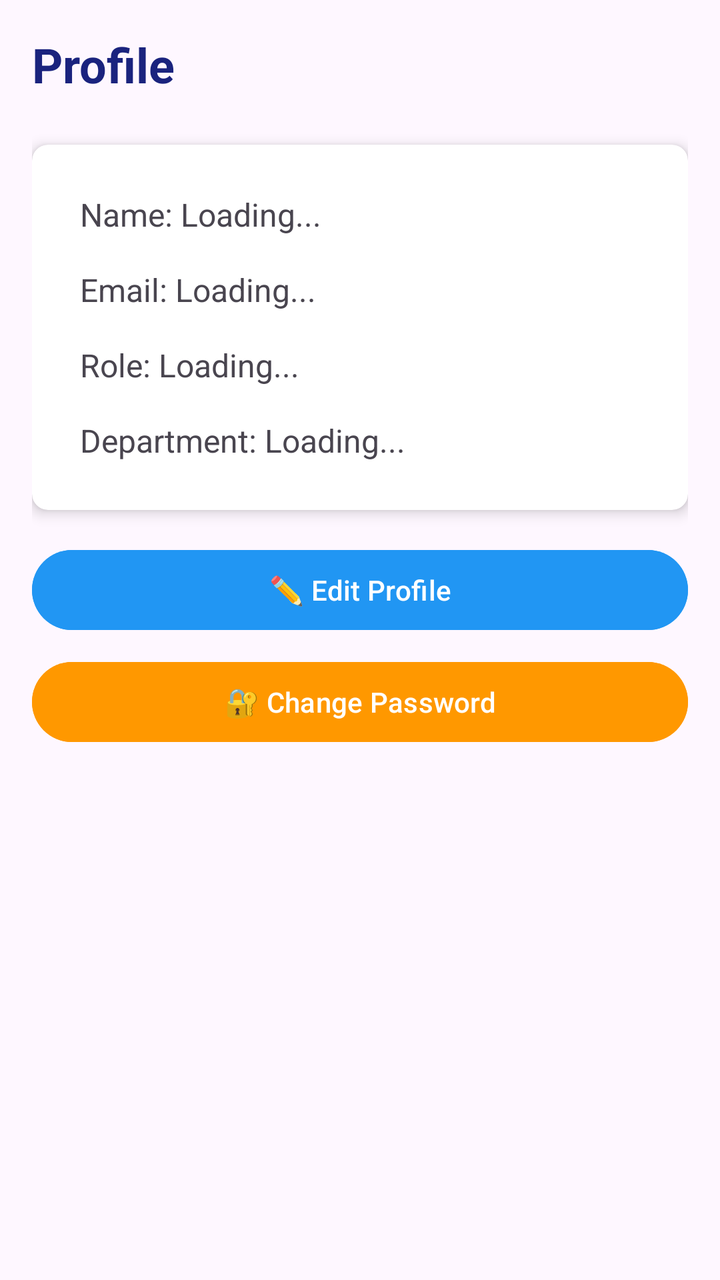
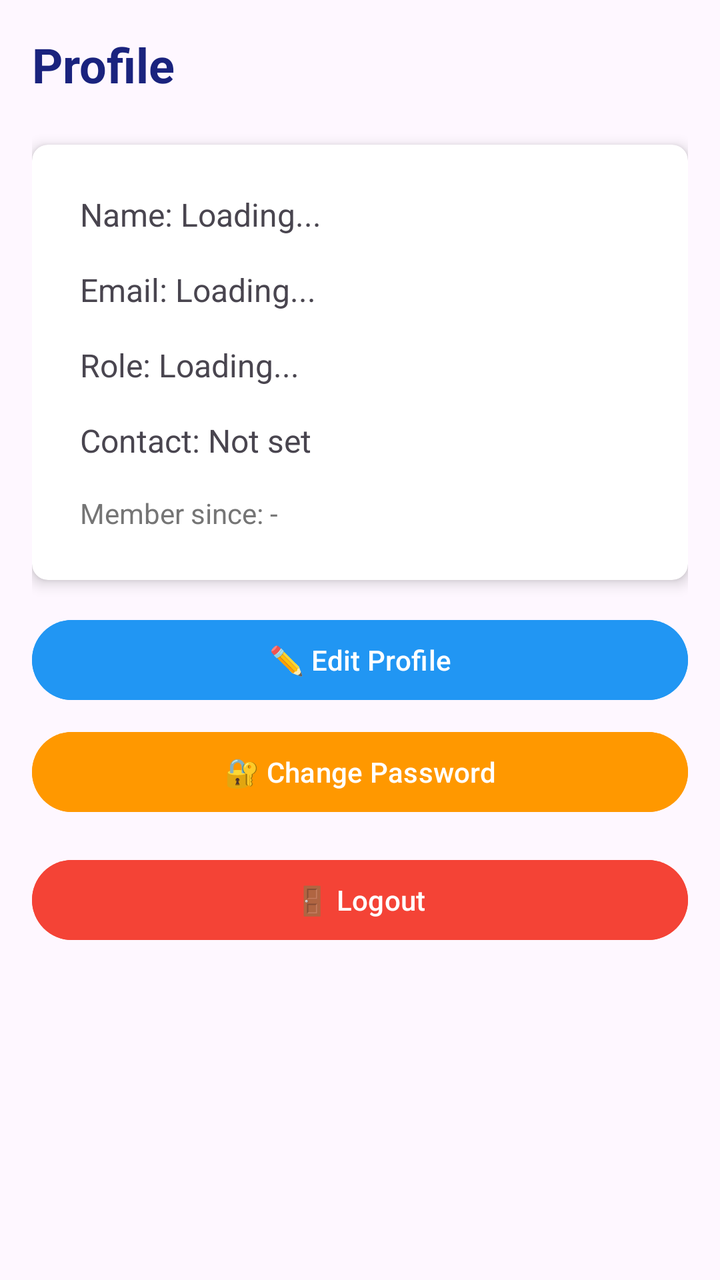

An Android layout rendered at two revisions. The XML below is the earlier revision; the diff shows what the commit changed to produce the second picture.
<!-- AndroidManifest.xml: application theme Theme.AppCompat.Light.DarkActionBar -->
<!-- res/layout/activity_profile.xml -->
<?xml version="1.0" encoding="utf-8"?>
<LinearLayout xmlns:android="http://schemas.android.com/apk/res/android"
    xmlns:app="http://schemas.android.com/apk/res-auto"
    android:layout_width="match_parent"
    android:layout_height="match_parent"
    android:orientation="vertical"
    android:padding="16dp">

    <TextView
        android:layout_width="match_parent"
        android:layout_height="wrap_content"
        android:text="Profile"
        android:textSize="24sp"
        android:textStyle="bold"
        android:textColor="#1A237E"
        android:layout_marginBottom="24dp" />

    <androidx.cardview.widget.CardView
        android:layout_width="match_parent"
        android:layout_height="wrap_content"
        android:layout_marginBottom="16dp"
        app:cardCornerRadius="8dp"
        app:cardElevation="4dp">

        <LinearLayout
            android:layout_width="match_parent"
            android:layout_height="wrap_content"
            android:orientation="vertical"
            android:padding="16dp">

            <TextView
                android:id="@+id/tv_name"
                android:layout_width="match_parent"
                android:layout_height="wrap_content"
                android:text="Name: Loading..."
                android:textSize="16sp"
                android:padding="8dp" />

            <TextView
                android:id="@+id/tv_email"
                android:layout_width="match_parent"
                android:layout_height="wrap_content"
                android:text="Email: Loading..."
                android:textSize="16sp"
                android:padding="8dp" />

            <TextView
                android:id="@+id/tv_role"
                android:layout_width="match_parent"
                android:layout_height="wrap_content"
                android:text="Role: Loading..."
                android:textSize="16sp"
                android:padding="8dp" />

            <TextView
                android:id="@+id/tv_department"
                android:layout_width="match_parent"
                android:layout_height="wrap_content"
                android:text="Department: Loading..."
                android:textSize="16sp"
                android:padding="8dp" />

        </LinearLayout>
    </androidx.cardview.widget.CardView>

    <Button
        android:id="@+id/btn_edit_profile"
        android:layout_width="match_parent"
        android:layout_height="wrap_content"
        android:text="✏️ Edit Profile"
        android:layout_marginBottom="8dp"
        android:backgroundTint="#2196F3" />

    <Button
        android:id="@+id/btn_change_password"
        android:layout_width="match_parent"
        android:layout_height="wrap_content"
        android:text="🔐 Change Password"
        android:backgroundTint="#FF9800" />

</LinearLayout>
<!-- resources referenced by this layout -->
<resources>
  <style name="Theme.AppCompat.Light.DarkActionBar" parent="Base.Theme.AppCompat.Light.DarkActionBar" />
  <style name="Base.Theme.AppCompat.Light.DarkActionBar" parent="Theme.Material3.DayNight.NoActionBar">
          
          
      </style>
</resources>

<!-- the commit's change to res/layout/activity_profile.xml (unified diff, before → after) -->
@@ -1,81 +1,112 @@
 <?xml version="1.0" encoding="utf-8"?>
-<LinearLayout xmlns:android="http://schemas.android.com/apk/res/android"
+<ScrollView xmlns:android="http://schemas.android.com/apk/res/android"
     xmlns:app="http://schemas.android.com/apk/res-auto"
     android:layout_width="match_parent"
-    android:layout_height="match_parent"
-    android:orientation="vertical"
-    android:padding="16dp">
+    android:layout_height="match_parent">
 
-    <TextView
+    <LinearLayout
         android:layout_width="match_parent"
         android:layout_height="wrap_content"
-        android:text="Profile"
-        android:textSize="24sp"
-        android:textStyle="bold"
-        android:textColor="#1A237E"
-        android:layout_marginBottom="24dp" />
+        android:orientation="vertical"
+        android:padding="16dp">
 
-    <androidx.cardview.widget.CardView
-        android:layout_width="match_parent"
-        android:layout_height="wrap_content"
-        android:layout_marginBottom="16dp"
-        app:cardCornerRadius="8dp"
-        app:cardElevation="4dp">
-
-        <LinearLayout
+        <TextView
             android:layout_width="match_parent"
             android:layout_height="wrap_content"
-            android:orientation="vertical"
-            android:padding="16dp">
+            android:text="Profile"
+            android:textSize="24sp"
+            android:textStyle="bold"
+            android:textColor="#1A237E"
+            android:layout_marginBottom="24dp" />
 
-            <TextView
-                android:id="@+id/tv_name"
+        <androidx.cardview.widget.CardView
+            android:layout_width="match_parent"
+            android:layout_height="wrap_content"
+            android:layout_marginBottom="16dp"
+            app:cardCornerRadius="8dp"
+            app:cardElevation="4dp">
+
+            <LinearLayout
                 android:layout_width="match_parent"
                 android:layout_height="wrap_content"
-                android:text="Name: Loading..."
-                android:textSize="16sp"
-                android:padding="8dp" />
+                android:orientation="vertical"
+                android:padding="16dp">
 
-            <TextView
-                android:id="@+id/tv_email"
-                android:layout_width="match_parent"
-                android:layout_height="wrap_content"
-                android:text="Email: Loading..."
-                android:textSize="16sp"
-                android:padding="8dp" />
+                <TextView
+                    android:id="@+id/tv_name"
+                    android:layout_width="match_parent"
+                    android:layout_height="wrap_content"
+                    android:text="Name: Loading..."
+                    android:textSize="16sp"
+                    android:padding="8dp" />
 
-            <TextView
-                android:id="@+id/tv_role"
-                android:layout_width="match_parent"
-                android:layout_height="wrap_content"
-                android:text="Role: Loading..."
-                android:textSize="16sp"
-                android:padding="8dp" />
+                <TextView
+                    android:id="@+id/tv_email"
+                    android:layout_width="match_parent"
+                    android:layout_height="wrap_content"
+                    android:text="Email: Loading..."
+                    android:textSize="16sp"
+                    android:padding="8dp" />
 
-            <TextView
-                android:id="@+id/tv_department"
-                android:layout_width="match_parent"
-                android:layout_height="wrap_content"
-                android:text="Department: Loading..."
-                android:textSize="16sp"
-                android:padding="8dp" />
+                <TextView
+                    android:id="@+id/tv_role"
+                    android:layout_width="match_parent"
+                    android:layout_height="wrap_content"
+                    android:text="Role: Loading..."
+                    android:textSize="16sp"
+                    android:padding="8dp" />
 
-        </LinearLayout>
-    </androidx.cardview.widget.CardView>
+                <TextView
+                    android:id="@+id/tv_department"
+                    android:layout_width="match_parent"
+                    android:layout_height="wrap_content"
+                    android:text="Department: Loading..."
+                    android:textSize="16sp"
+                    android:padding="8dp"
+                    android:visibility="gone" />
 
-    <Button
-        android:id="@+id/btn_edit_profile"
-        android:layout_width="match_parent"
-        android:layout_height="wrap_content"
-        android:text="✏️ Edit Profile"
-        android:layout_marginBottom="8dp"
-        android:backgroundTint="#2196F3" />
+                <TextView
+                    android:id="@+id/tv_contact_info"
+                    android:layout_width="match_parent"
+                    android:layout_height="wrap_content"
+                    android:text="Contact: Not set"
+                    android:textSize="16sp"
+                    android:padding="8dp" />
 
-    <Button
-        android:id="@+id/btn_change_password"
-        android:layout_width="match_parent"
-        android:layout_height="wrap_content"
-        android:text="🔐 Change Password"
-        android:backgroundTint="#FF9800" />
+                <TextView
+                    android:id="@+id/tv_member_since"
+                    android:layout_width="match_parent"
+                    android:layout_height="wrap_content"
+                    android:text="Member since: -"
+                    android:textSize="14sp"
+                    android:padding="8dp"
+                    android:textColor="#757575" />
 
-</LinearLayout>
+            </LinearLayout>
+        </androidx.cardview.widget.CardView>
+
+        <Button
+            android:id="@+id/btn_edit_profile"
+            android:layout_width="match_parent"
+            android:layout_height="wrap_content"
+            android:text="✏️ Edit Profile"
+            android:layout_marginBottom="8dp"
+            android:backgroundTint="#2196F3" />
+
+        <Button
+            android:id="@+id/btn_change_password"
+            android:layout_width="match_parent"
+            android:layout_height="wrap_content"
+            android:text="🔐 Change Password"
+            android:layout_marginBottom="16dp"
+            android:backgroundTint="#FF9800" />
+
+        <Button
+            android:id="@+id/btn_logout"
+            android:layout_width="match_parent"
+            android:layout_height="wrap_content"
+            android:text="🚪 Logout"
+            android:backgroundTint="#F44336" />
+
+    </LinearLayout>
+</ScrollView>
